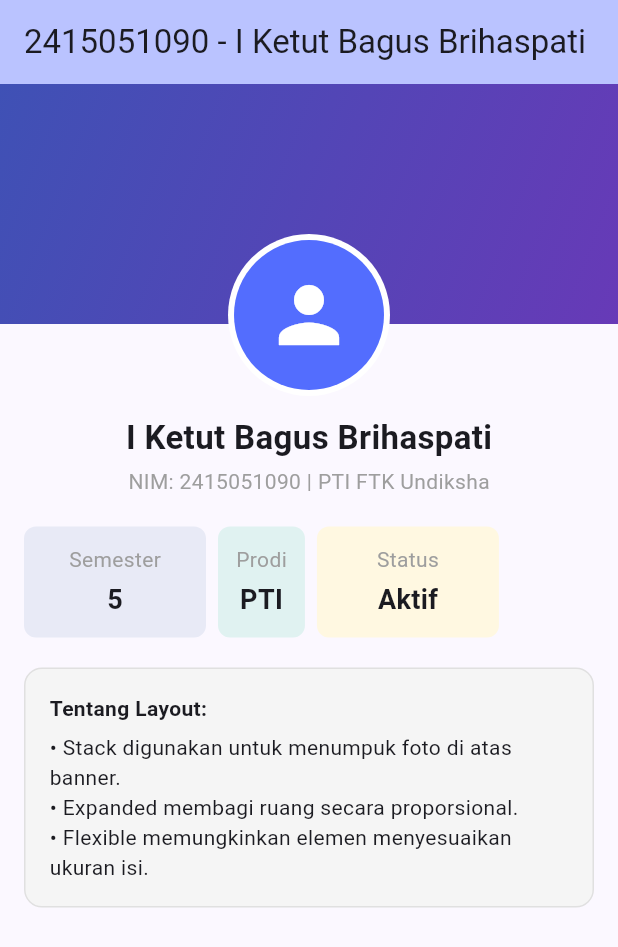
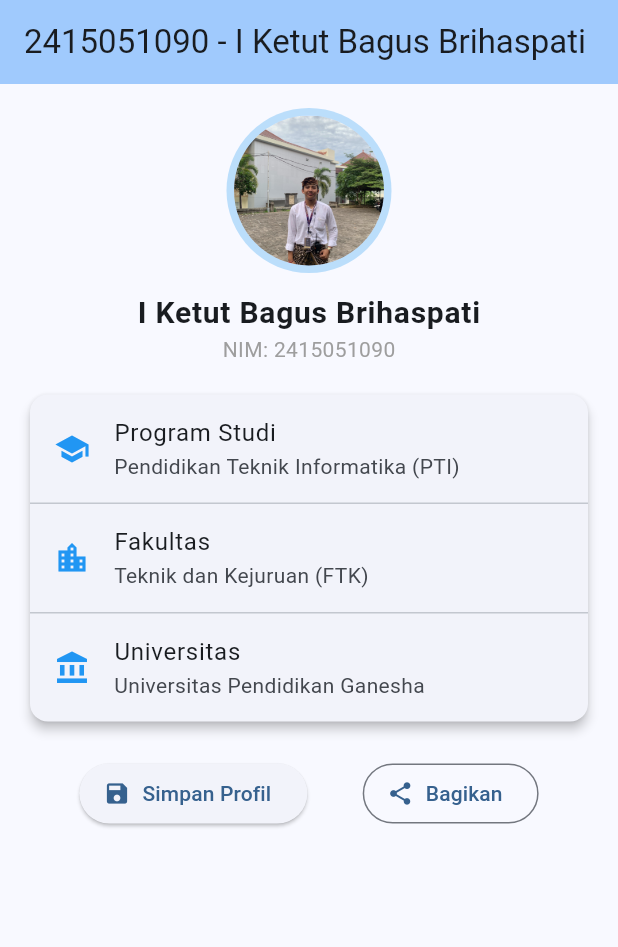
Before and after one commit to bagusbrihaspati/mobile-praktikum., a Flutter app: the screen it shows after launch, on a phone screen of 412 x 824 dp. Shown: the top 947 px of the screen. Run offline on Flutter 3.47's test engine with Material 3 defaults, Android fonts, the phone set to English and light mode, and no system bars.

Commit message:
Tahap 7: Mengimplementasikan Widget UI Dasar dan Asset Image

```diff
--- a/flutter_ui_fundamentals/lib/main.dart
+++ b/flutter_ui_fundamentals/lib/main.dart
@@ -10,19 +10,19 @@ class MyApp extends StatelessWidget {
   @override
   Widget build(BuildContext context) {
     return MaterialApp(
-      title: 'Tahap 6 - Complex Layouting',
+      title: 'Tahap 7 - Widget UI Dasar',
       debugShowCheckedModeBanner: false,
       theme: ThemeData(
-        colorScheme: ColorScheme.fromSeed(seedColor: Colors.indigo),
+        colorScheme: ColorScheme.fromSeed(seedColor: Colors.blue),
         useMaterial3: true,
       ),
-      home: const ProfileLayoutPage(),
+      home: const BasicWidgetsPage(),
     );
   }
 }
 
-class ProfileLayoutPage extends StatelessWidget {
-  const ProfileLayoutPage({super.key});
+class BasicWidgetsPage extends StatelessWidget {
+  const BasicWidgetsPage({super.key});
 
   @override
   Widget build(BuildContext context) {
@@ -32,144 +32,97 @@ class ProfileLayoutPage extends StatelessWidget {
         backgroundColor: Theme.of(context).colorScheme.inversePrimary,
       ),
       body: SingleChildScrollView(
+        padding: const EdgeInsets.all(16.0),
         child: Column(
           children: [
-            // 1. STACK: Sampul Header & Foto Profil Melayang
-            Stack(
-              clipBehavior: Clip.none,
-              alignment: Alignment.bottomCenter,
-              children: [
-                // Banner Background
-                Container(
-                  height: 160,
-                  width: double.infinity,
-                  decoration: const BoxDecoration(
-                    gradient: LinearGradient(
-                      colors: [Colors.indigo, Colors.deepPurple],
-                      begin: Alignment.topLeft,
-                      end: Alignment.bottomRight,
-                    ),
-                  ),
+            // 1. CircleAvatar dengan Image Asset (profile.jpg)
+            Center(
+              child: CircleAvatar(
+                radius: 55,
+                backgroundColor: Colors.blue.shade100,
+                child: const CircleAvatar(
+                  radius: 50,
+                  backgroundImage: AssetImage('assets/images/profile.jpg'),
                 ),
-                // Avatar Profil Melayang
-                Positioned(
-                  top: 100,
-                  child: Container(
-                    padding: const EdgeInsets.all(4),
-                    decoration: const BoxDecoration(
-                      color: Colors.white,
-                      shape: BoxShape.circle,
-                    ),
-                    child: const CircleAvatar(
-                      radius: 50,
-                      backgroundColor: Colors.indigoAccent,
-                      child: Icon(Icons.person, size: 60, color: Colors.white),
-                    ),
-                  ),
-                ),
-              ],
+              ),
             ),
-            const SizedBox(height: 60),
+            const SizedBox(height: 12),
 
-            // 2. COLUMN & TEXT: Nama & NIM
+            // 2. Text Widget
             const Text(
               'I Ketut Bagus Brihaspati',
-              style: TextStyle(fontSize: 22, fontWeight: FontWeight.bold),
+              style: TextStyle(
+                fontSize: 20,
+                fontWeight: FontWeight.bold,
+                letterSpacing: 0.5,
+              ),
             ),
-            const SizedBox(height: 4),
             const Text(
-              'NIM: 2415051090 | PTI FTK Undiksha',
-              style: TextStyle(color: Colors.grey, fontSize: 14),
+              'NIM: 2415051090',
+              style: TextStyle(fontSize: 14, color: Colors.grey),
             ),
-            const SizedBox(height: 20),
+            const SizedBox(height: 16),
 
-            // 3. ROW, EXPANDED, & FLEXIBLE: Statistik Profil
-            Padding(
-              padding: const EdgeInsets.symmetric(horizontal: 16.0),
-              child: Row(
-                children: [
-                  // Expanded Card
-                  Expanded(
-                    child: Container(
-                      padding: const EdgeInsets.all(12),
-                      decoration: BoxDecoration(
-                        color: Colors.indigo.shade50,
-                        borderRadius: BorderRadius.circular(8),
-                      ),
-                      child: Column(
-                        children: const [
-                          Text('Semester', style: TextStyle(color: Colors.grey)),
-                          SizedBox(height: 4),
-                          Text('5', style: TextStyle(fontSize: 18, fontWeight: FontWeight.bold)),
-                        ],
-                      ),
-                    ),
+            // 3. Card & ListTile Widget
+            Card(
+              elevation: 3,
+              shape: RoundedRectangleBorder(
+                borderRadius: BorderRadius.circular(12),
+              ),
+              child: Column(
+                children: const [
+                  ListTile(
+                    leading: Icon(Icons.school, color: Colors.blue),
+                    title: Text('Program Studi'),
+                    subtitle: Text('Pendidikan Teknik Informatika (PTI)'),
                   ),
-                  const SizedBox(width: 8),
-
-                  // Flexible Card (Mengikuti Konten)
-                  Flexible(
-                    flex: 1,
-                    child: Container(
-                      padding: const EdgeInsets.all(12),
-                      decoration: BoxDecoration(
-                        color: Colors.teal.shade50,
-                        borderRadius: BorderRadius.circular(8),
-                      ),
-                      child: Column(
-                        children: const [
-                          Text('Prodi', style: TextStyle(color: Colors.grey)),
-                          SizedBox(height: 4),
-                          Text('PTI', style: TextStyle(fontSize: 18, fontWeight: FontWeight.bold)),
-                        ],
-                      ),
-                    ),
+                  Divider(height: 1),
+                  ListTile(
+                    leading: Icon(Icons.location_city, color: Colors.blue),
+                    title: Text('Fakultas'),
+                    subtitle: Text('Teknik dan Kejuruan (FTK)'),
                   ),
-                  const SizedBox(width: 8),
-
-                  // Expanded Card
-                  Expanded(
-                    child: Container(
-                      padding: const EdgeInsets.all(12),
-                      decoration: BoxDecoration(
-                        color: Colors.amber.shade50,
-                        borderRadius: BorderRadius.circular(8),
-                      ),
-                      child: Column(
-                        children: const [
-                          Text('Status', style: TextStyle(color: Colors.grey)),
-                          SizedBox(height: 4),
-                          Text('Aktif', style: TextStyle(fontSize: 18, fontWeight: FontWeight.bold)),
-                        ],
-                      ),
-                    ),
+                  Divider(height: 1),
+                  ListTile(
+                    leading: Icon(Icons.account_balance, color: Colors.blue),
+                    title: Text('Universitas'),
+                    subtitle: Text('Universitas Pendidikan Ganesha'),
                   ),
                 ],
               ),
             ),
             const SizedBox(height: 20),
 
-            // 4. CONTAINER: Kartu Info Detail
-            Container(
-              margin: const EdgeInsets.symmetric(horizontal: 16.0),
-              padding: const EdgeInsets.all(16.0),
-              decoration: BoxDecoration(
-                color: Colors.grey.shade100,
-                borderRadius: BorderRadius.circular(12),
-                border: Border.all(color: Colors.grey.shade300),
-              ),
-              child: Column(
-                crossAxisAlignment: CrossAxisAlignment.start,
-                children: const [
-                  Text('Tentang Layout:', style: TextStyle(fontWeight: FontWeight.bold)),
-                  SizedBox(height: 6),
-                  Text('• Stack digunakan untuk menumpuk foto di atas banner.'),
-                  Text('• Expanded membagi ruang secara proporsional.'),
-                  Text('• Flexible memungkinkan elemen menyesuaikan ukuran isi.'),
-                ],
-              ),
+            // 4. Button Widgets (ElevatedButton & OutlinedButton)
+            Row(
+              mainAxisAlignment: MainAxisAlignment.spaceEvenly,
+              children: [
+                ElevatedButton.icon(
+                  onPressed: () {
+                    ScaffoldMessenger.of(context).showSnackBar(
+                      const SnackBar(
+                        content: Text('Tombol Simpan Profil Diklik!'),
+                        duration: Duration(seconds: 2),
+                      ),
+                    );
+                  },
+                  icon: const Icon(Icons.save),
+                  label: const Text('Simpan Profil'),
+                ),
+                OutlinedButton.icon(
+                  onPressed: () {
+                    ScaffoldMessenger.of(context).showSnackBar(
+                      const SnackBar(
+                        content: Text('Tombol Bagikan Profil Diklik!'),
+                        duration: Duration(seconds: 2),
+                      ),
+                    );
+                  },
+                  icon: const Icon(Icons.share),
+                  label: const Text('Bagikan'),
+                ),
+              ],
             ),
-            const SizedBox(height: 20),
           ],
         ),
       ),
```
